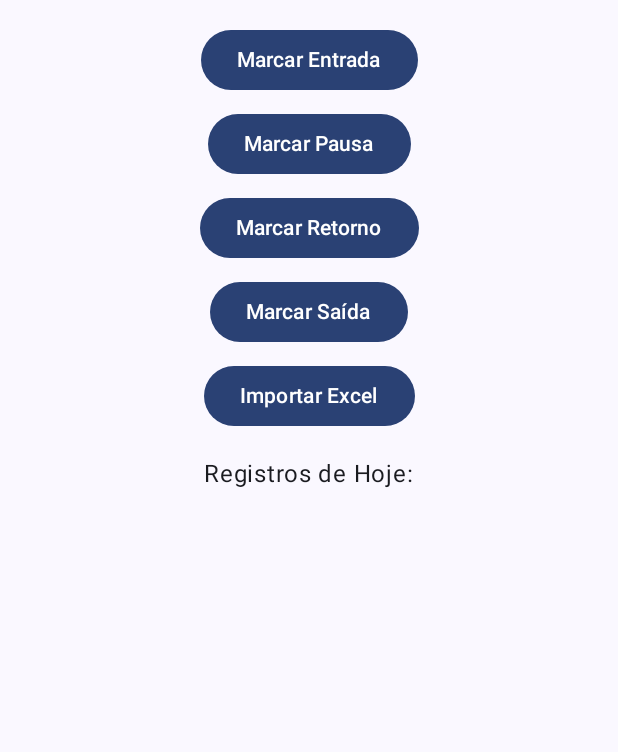
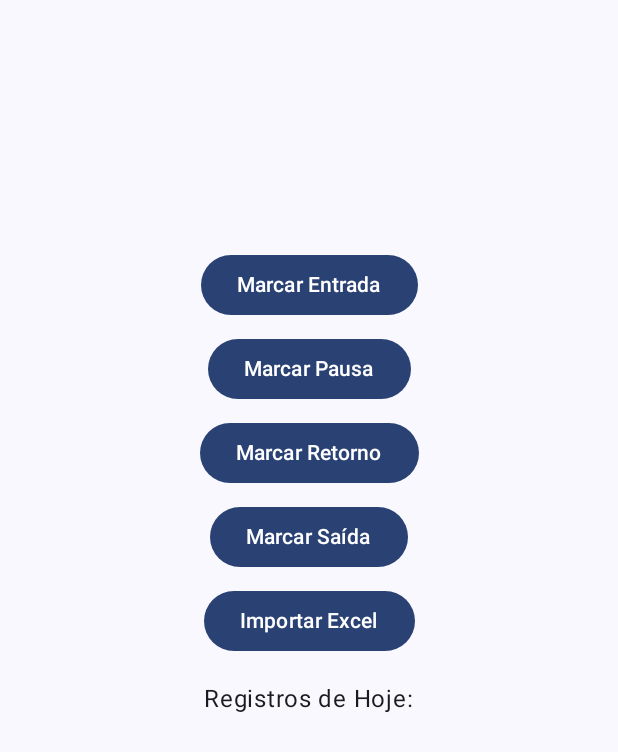
Before and after one commit to beremoth/RegistroPonto, an Android app built with Jetpack Compose: the screen it shows after launch (MainActivity), on a phone screen of 412 x 824 dp. Shown: the top 752 px of the screen. Run offline under Robolectric (Android 15) with nearby library versions, the phone set to English and light mode, and no system bars; our stand-ins replace Room's generated code.

Commit message:
adicionado espaçamento entre o topo e os botões

```diff
--- a/app/src/main/java/com/example/registroponto/MainActivity.kt
+++ b/app/src/main/java/com/example/registroponto/MainActivity.kt
@@ -64,6 +64,7 @@ fun RegistroPontoScreen(viewModel: RegistroPontoViewModel) {
         horizontalAlignment = Alignment.CenterHorizontally,
         verticalArrangement = Arrangement.Top
     ) {
+        Spacer(modifier = Modifier.height(150.dp))
         Button(onClick = {
             val hora = LocalTime.now().format(formatter)
             viewModel.marcarHorario(tipo = "entrada", data = hoje, hora = hora)
@@ -84,6 +85,7 @@ fun RegistroPontoScreen(viewModel: RegistroPontoViewModel) {
 
         Button(onClick = {
             val hora = LocalTime.now().format(formatter)
+
             viewModel.marcarHorario(tipo = "retorno", data = hoje, hora = hora)
         }) {
             Text("Marcar Retorno")
@@ -124,4 +126,4 @@ fun RegistroPontoScreen(viewModel: RegistroPontoViewModel) {
             it.saida?.let { saida -> Text("Saída: $saida") }
         }
     }
-}
+ }
```
